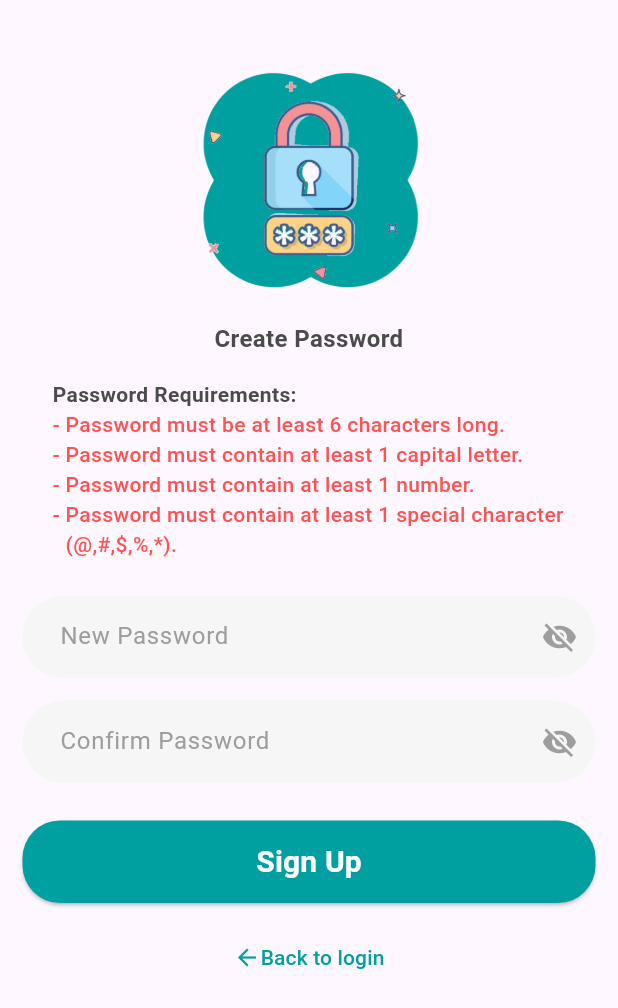
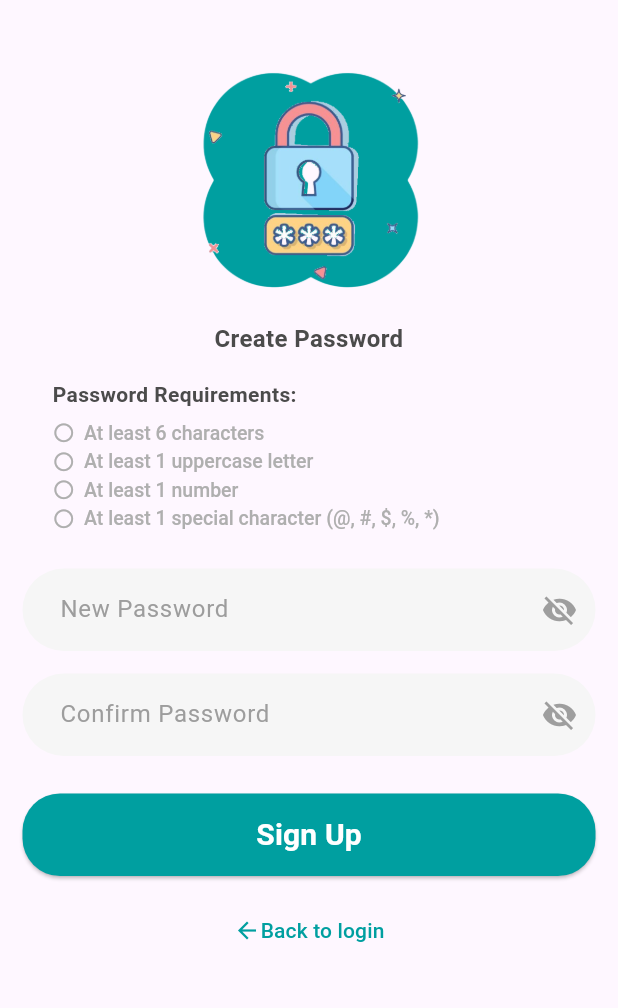
Before and after one commit to HazmiHazim/ump-student-grab, a Flutter app: the CreatePasswordScreen screen opened directly with empty values, on a phone screen of 412 x 824 dp. Shown: the top 1008 px of the screen. Run offline on Flutter 3.47's test engine with Material 3 defaults, Android fonts, the phone set to English and light mode, and no system bars; our stand-ins replace dio, flutter_dotenv, flutter_riverpod, fluttertoast, fpdart, geolocator and 5 more; missing offline and left inert: fbroadcast, flutter_polyline_points, stomp_dart_client; accounts and stored records are empty.

Commit message:
Feat: add interactive real-time password rule checker on create password screen

```diff
--- a/client (mobile)/lib/features/auth/presentation/screen/create_password_screen.dart
+++ b/client (mobile)/lib/features/auth/presentation/screen/create_password_screen.dart
@@ -22,6 +22,18 @@ class _CreatePasswordScreenState extends ConsumerState<CreatePasswordScreen> {
   final _confirmPasswordController = TextEditingController();
   String? _passwordError;
   String? _confirmPasswordError;
+  String _password = '';
+
+  @override
+  void initState() {
+    super.initState();
+    _passwordController.addListener(() {
+      setState(() {
+        _password = _passwordController.text;
+        _passwordError = null;
+      });
+    });
+  }
 
   @override
   void dispose() {
@@ -29,6 +41,11 @@ class _CreatePasswordScreenState extends ConsumerState<CreatePasswordScreen> {
     _confirmPasswordController.dispose();
     super.dispose();
   }
+
+  bool get _hasMinLength => _password.length >= 6;
+  bool get _hasUppercase => _password.contains(RegExp(r'[A-Z]'));
+  bool get _hasDigit => _password.contains(RegExp(r'\d'));
+  bool get _hasSpecial => _password.contains(RegExp(r'[@#$%*]'));
 
   @override
   Widget build(BuildContext context) {
@@ -61,20 +78,40 @@ class _CreatePasswordScreenState extends ConsumerState<CreatePasswordScreen> {
                 ),
               ),
               const SizedBox(height: 16),
-              const Padding(
-                padding: EdgeInsets.symmetric(horizontal: 20),
+              Padding(
+                padding: const EdgeInsets.symmetric(horizontal: 20),
                 child: Column(
                   crossAxisAlignment: CrossAxisAlignment.start,
                   children: [
-                    Text('Password Requirements:',
-                        style: TextStyle(
-                            color: Color.fromARGB(255, 75, 75, 75),
-                            fontSize: 14,
-                            fontWeight: FontWeight.bold)),
-                    _Requirement('Password must be at least 6 characters long.'),
-                    _Requirement('Password must contain at least 1 capital letter.'),
-                    _Requirement('Password must contain at least 1 number.'),
-                    _Requirement(r'Password must contain at least 1 special character (@,#,$,%,*).'),
+                    const Text(
+                      'Password Requirements:',
+                      style: TextStyle(
+                        color: Color.fromARGB(255, 75, 75, 75),
+                        fontSize: 14,
+                        fontWeight: FontWeight.bold,
+                      ),
+                    ),
+                    const SizedBox(height: 6),
+                    _PasswordRule(
+                      met: _hasMinLength,
+                      text: 'At least 6 characters',
+                      touched: _password.isNotEmpty,
+                    ),
+                    _PasswordRule(
+                      met: _hasUppercase,
+                      text: 'At least 1 uppercase letter',
+                      touched: _password.isNotEmpty,
+                    ),
+                    _PasswordRule(
+                      met: _hasDigit,
+                      text: 'At least 1 number',
+                      touched: _password.isNotEmpty,
+                    ),
+                    _PasswordRule(
+                      met: _hasSpecial,
+                      text: r'At least 1 special character (@, #, $, %, *)',
+                      touched: _password.isNotEmpty,
+                    ),
                   ],
                 ),
               ),
@@ -85,7 +122,7 @@ class _CreatePasswordScreenState extends ConsumerState<CreatePasswordScreen> {
                 keyboardType: TextInputType.visiblePassword,
                 obscureText: true,
                 errorText: _passwordError,
-                onChanged: (_) => setState(() => _passwordError = null),
+                onChanged: (_) {},
               ),
               CustomInput(
                 userInput: _confirmPasswordController,
@@ -196,28 +233,49 @@ class _CreatePasswordScreenState extends ConsumerState<CreatePasswordScreen> {
   }
 }
 
-class _Requirement extends StatelessWidget {
+class _PasswordRule extends StatelessWidget {
+  final bool met;
+  final bool touched;
   final String text;
-  const _Requirement(this.text);
+
+  const _PasswordRule({
+    required this.met,
+    required this.touched,
+    required this.text,
+  });
 
   @override
   Widget build(BuildContext context) {
-    return Row(
-      crossAxisAlignment: CrossAxisAlignment.start,
-      children: [
-        const Text('- ',
-            style: TextStyle(
-                color: Colors.redAccent,
-                fontSize: 14,
-                fontWeight: FontWeight.w500)),
-        Expanded(
-          child: Text(text,
-              style: const TextStyle(
-                  color: Colors.redAccent,
-                  fontSize: 14,
-                  fontWeight: FontWeight.w500)),
+    final Color color;
+    final IconData icon;
+
+    if (!touched) {
+      color = const Color.fromARGB(255, 175, 175, 175);
+      icon = Icons.radio_button_unchecked;
+    } else if (met) {
+      color = Colors.green;
+      icon = Icons.check_circle_rounded;
+    } else {
+      color = Colors.redAccent;
+      icon = Icons.cancel_rounded;
+    }
+
+    return AnimatedDefaultTextStyle(
+      duration: const Duration(milliseconds: 200),
+      style: TextStyle(color: color, fontSize: 13, fontWeight: FontWeight.w500),
+      child: Padding(
+        padding: const EdgeInsets.symmetric(vertical: 2),
+        child: Row(
+          children: [
+            AnimatedSwitcher(
+              duration: const Duration(milliseconds: 200),
+              child: Icon(icon, key: ValueKey(icon), color: color, size: 15),
+            ),
+            const SizedBox(width: 6),
+            Expanded(child: Text(text)),
+          ],
         ),
-      ],
+      ),
     );
   }
 }
```
